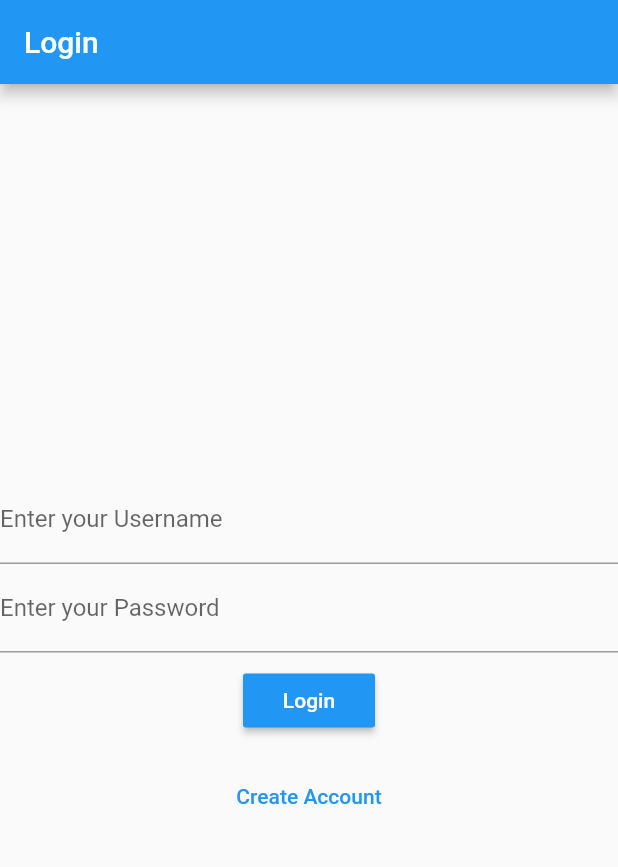
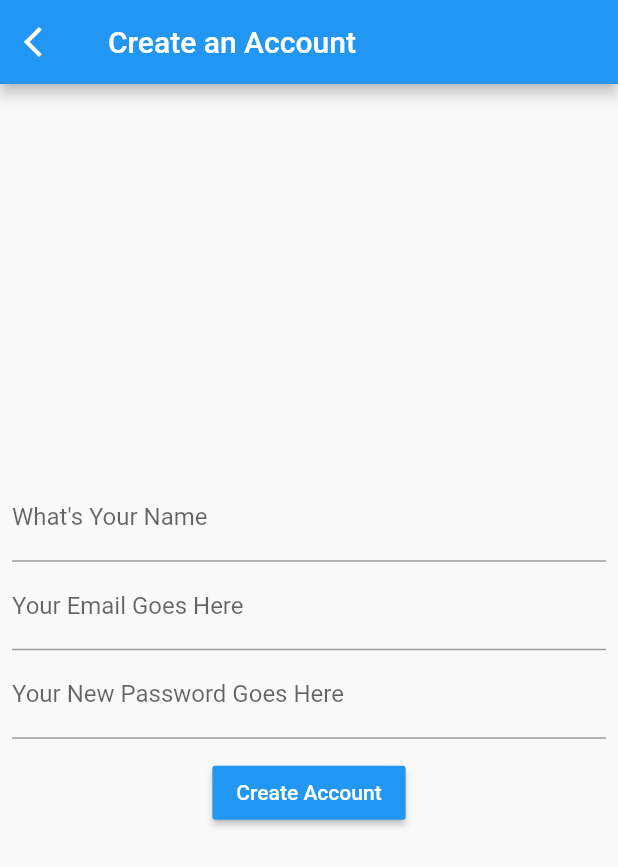
Before and after one commit to nolanrbrady/grewp, a Flutter app: the screen it shows after launch, after a tap on "Create Account", on a phone screen of 412 x 824 dp. Shown: the top 867 px of the screen. Run offline on Flutter 3.47's test engine with Material 2 defaults, Android fonts, the phone set to English and light mode, and no system bars; our stand-ins replace firebase_auth; accounts and stored records are empty.

Commit message:
Create Account Page

```diff
--- /dev/null
+++ b/lib/create_account.dart
@@ -0,0 +1,98 @@
+import 'dart:async';
+import 'package:flutter/material.dart';
+// Firebase Packages
+import 'package:grewp/services/auth.dart';
+import 'package:firebase_auth/firebase_auth.dart';
+
+final FirebaseAuth _auth = FirebaseAuth.instance;
+
+class CreateAccount extends StatefulWidget {
+  @override
+  _CreateAccount createState() => new _CreateAccount();
+}
+
+class _CreateAccount extends State<CreateAccount> {
+  String statusMsg = "Account Successfully Creates";
+// Declaring Firebase Vars
+UserData newUser = new UserData();
+
+Future<String> _handleCreateUser(UserData newUser) async {
+  await _auth.createUserWithEmailAndPassword(
+    email: newUser.email,
+    password: newUser.password).catchError((err) =>
+      print("There was an error: "));
+    return statusMsg;
+  }
+
+
+  @override
+  Widget build(BuildContext context) {
+    return new Scaffold(
+      appBar: new AppBar(
+        title: new Text('Create an Account'),
+        leading: new IconButton(
+          icon: new Icon(Icons.arrow_back_ios),
+          onPressed: (){
+            Navigator.pop(context);
+          },
+        ),
+      ),
+      body: new Center(
+        child: new Padding(
+          padding: const EdgeInsets.all(8.0),
+          child: new Column(
+            mainAxisAlignment: MainAxisAlignment.center,
+            crossAxisAlignment: CrossAxisAlignment.center,
+            children: <Widget>[
+              new TextField(
+                textAlign: TextAlign.center,
+                decoration: new InputDecoration(
+                  hintText: 'Name',
+                  labelText: 'What\'s Your Name'
+                ),
+                onChanged: (String value){
+                  newUser.name = value;
+                },
+              ),
+              new TextField(
+                textAlign: TextAlign.center,
+                decoration: new InputDecoration(
+                  hintText: 'Email',
+                  labelText: 'Your Email Goes Here'
+                ),
+                onChanged: (String value){
+                  newUser.email = value;
+                },
+              ),
+              new TextField(
+                textAlign: TextAlign.center,
+                obscureText: true,
+                decoration: new InputDecoration(
+                  hintText: 'Password',
+                  labelText: 'Your New Password Goes Here'
+                ),
+                onChanged: (String value){
+                  newUser.password = value;
+                },
+              ),
+              new Padding(
+                padding: const EdgeInsets.all(12.0),
+                child: new RaisedButton(
+                  color: Theme.of(context).accentColor,
+                  textColor: Colors.white,
+                  child: new Text('Create Account'),
+                  onPressed: (){
+                    print(newUser.name);
+                    print(newUser.email);
+                    print(newUser.password);
+                    _handleCreateUser();
+                  },
+                ),
+              ),
+            ],
+          ),
+        ),
+      ),
+    );
+  }
+}
--- a/lib/login_page.dart
+++ b/lib/login_page.dart
@@ -1,10 +1,15 @@
 import 'package:flutter/material.dart';
+import 'dart:async';
+import 'dart:io';
 // Import Pages
 import 'home.dart';
 import 'messages.dart';
+import 'create_account.dart';
 // Importing Firebase Auth
 import 'package:firebase_auth/firebase_auth.dart';
+import 'package:grewp/services/auth.dart';
 
+final FirebaseAuth _auth = FirebaseAuth.instance;
 
 class MyHomePage extends StatefulWidget {
   MyHomePage({Key key, this.title}) : super(key: key);
@@ -15,21 +20,19 @@ class MyHomePage extends StatefulWidget {
   _MyHomePageState createState() => new _MyHomePageState();
 }
 
+
 class _MyHomePageState extends State<MyHomePage> {
-  int _counter = 0;
+  // Authentication Initiation
+  UserData authUser = new UserData();
+
   String _email = '';
   String _password = '';
 
-  void _incrementCounter() {
-    setState(() {
-      _counter++;
-    });
-  }
-
-  void _submitLogin() {
+  void _submitLogin() async {
     print("Email: " + _email);
     print("Password: " + _password);
   }
+
 
   @override
   Widget build(BuildContext context) {
@@ -50,7 +53,7 @@ class _MyHomePageState extends State<MyHomePage> {
                 labelText: "Enter your Username"
               ),
               onChanged: (String value){
-                _email = value;
+                authUser.email = value;
               },
             ),
             new TextField(
@@ -61,7 +64,7 @@ class _MyHomePageState extends State<MyHomePage> {
                 labelText: "Enter your Password"
               ),
               onChanged: (String value){
-                _password = value;
+                authUser.password = value;
               },
             ),
             new Padding(
@@ -95,6 +98,9 @@ class _MyHomePageState extends State<MyHomePage> {
                     textColor: Theme.of(context).accentColor,
                     onPressed: (){
                       print("Create Account Button Pressed");
+                      Navigator.push(
+                        context,
+                        new MaterialPageRoute(builder: (context) => new CreateAccount()));
                     },
                   )
                 ],
--- /dev/null
+++ b/lib/services/auth.dart
@@ -0,0 +1,36 @@
+import 'dart:async';
+import 'package:firebase_auth/firebase_auth.dart';
+
+
+class UserData {
+  String email;
+  String password;
+  String name;
+
+  UserData({
+    this.email,
+    this.password,
+    this.name
+  });
+}
+
+class UserAuth {
+  String statusMsg = "Account Created Successfully";
+  //To create new User
+  Future<String> createUser(UserData userData) async{
+    FirebaseAuth firebaseAuth = FirebaseAuth.instance;
+    await firebaseAuth.createUserWithEmailAndPassword(
+            email: userData.email,
+            password: userData.password);
+    return statusMsg;
+  }
+
+  //To verify new User
+  Future<String> verifyUser (UserData userData) async{
+    FirebaseAuth firebaseAuth = FirebaseAuth.instance;
+    await firebaseAuth.signInWithEmailAndPassword(
+      email: userData.email,
+      password: userData.password);
+    return "Login Successfull";
+  }
+}
```
